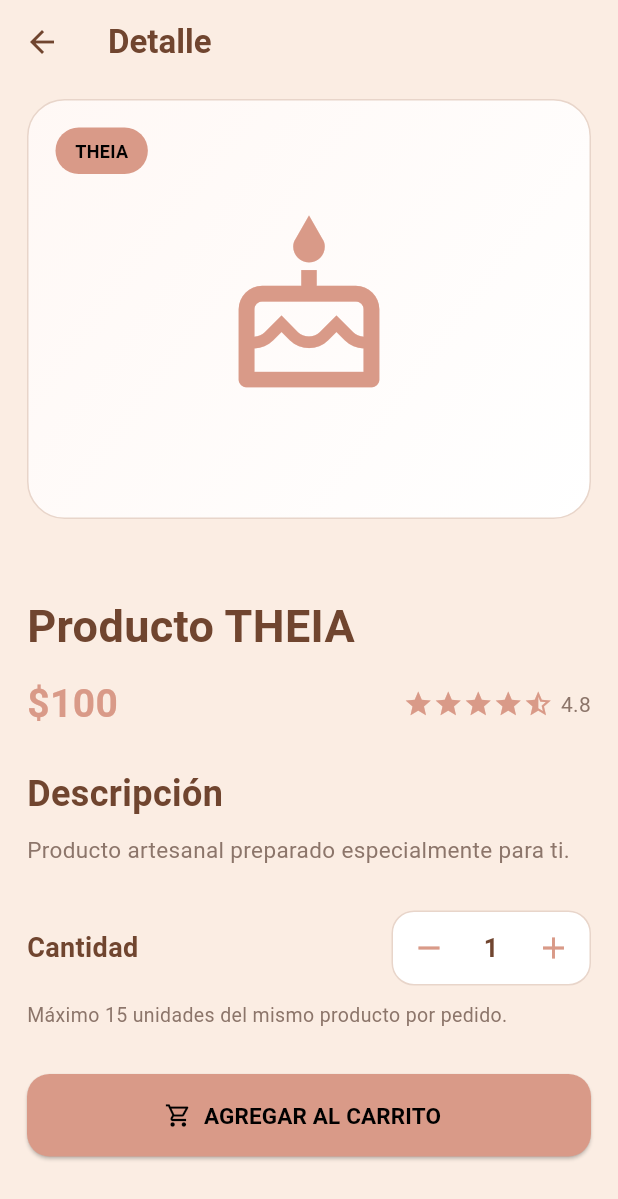
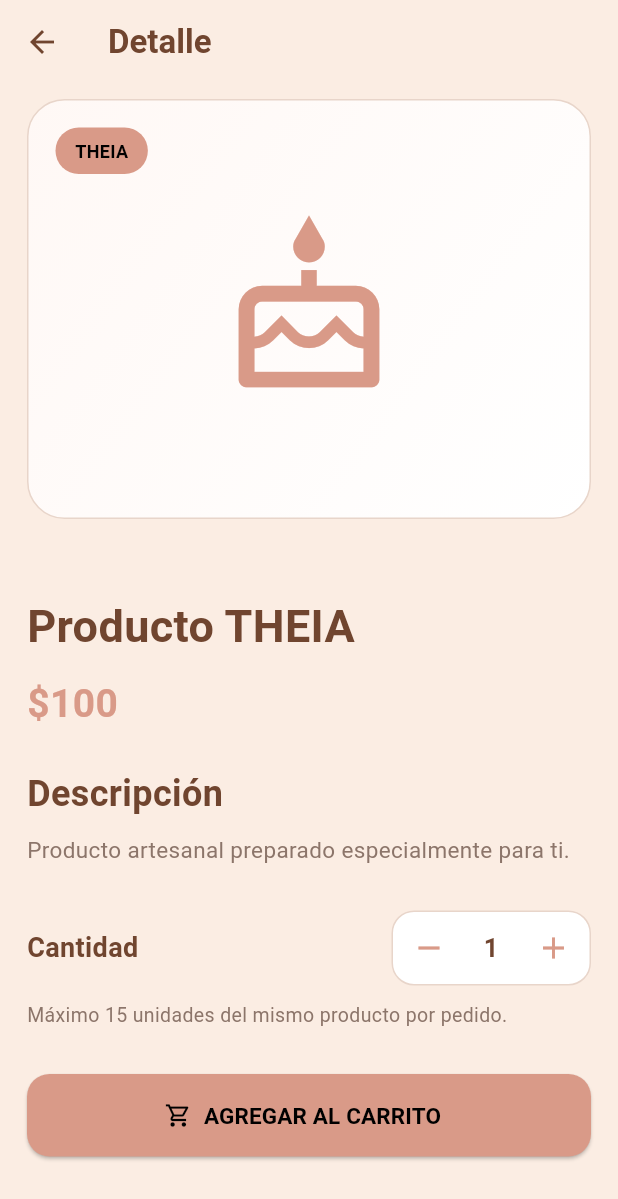
Before and after one commit to cherlynwz/theiaapp, a Flutter app: the DetalleProducto screen opened directly with empty values, on a phone screen of 412 x 824 dp. Shown: the top 1199 px of the screen. Run offline on Flutter 3.47's test engine with Material 3 defaults, Android fonts, the phone set to English and light mode, and no system bars; our stand-ins replace cloud_firestore, firebase_auth, firebase_core, flutter_map, google_sign_in, image_picker and 2 more; accounts and stored records are empty.

Commit message:
fix: quitar estrellas y valoracion estatica del detalle del producto

```diff
--- a/lib/presentacion/pantallas/cliente/detalle_producto.dart
+++ b/lib/presentacion/pantallas/cliente/detalle_producto.dart
@@ -170,8 +170,6 @@ class _DetalleProductoState extends State<DetalleProducto> {
             // ==================================================
             // PRECIO
             // ==================================================
-            Row(
-              children: [
             Text(
               '\$${precio.toStringAsFixed(0)}',
               style: const TextStyle(
@@ -179,19 +177,6 @@ class _DetalleProductoState extends State<DetalleProducto> {
                 fontSize: 26,
                 fontWeight: FontWeight.bold,
               ),
-                ),
-                const Spacer(),
-                const Icon(Icons.star, color: AppColors.naranja, size: 20),
-                const Icon(Icons.star, color: AppColors.naranja, size: 20),
-                const Icon(Icons.star, color: AppColors.naranja, size: 20),
-                const Icon(Icons.star, color: AppColors.naranja, size: 20),
-                const Icon(Icons.star_half, color: AppColors.naranja, size: 20),
-                const SizedBox(width: 5),
-                const Text(
-                  '4.8',
-                  style: TextStyle(color: AppColors.textoSecundario),
-                ),
-              ],
             ),
             const SizedBox(height: 24),
             // ==================================================
@@ -443,7 +428,6 @@ class _DetalleProductoState extends State<DetalleProducto> {
   void _agregarCarrito(Map<String, dynamic> datos) {
     // ============================================
     // AGREGAR AL CARRITO
-    // NO SE CAMBIA SU FUNCIONAMIENTO
     // ============================================
     final carrito = CarritoProvider.instance;
     if (carrito.cantidadEnCarrito(datos) + cantidad >
```
Lines whose indentation alone changed are shown as unchanged.
